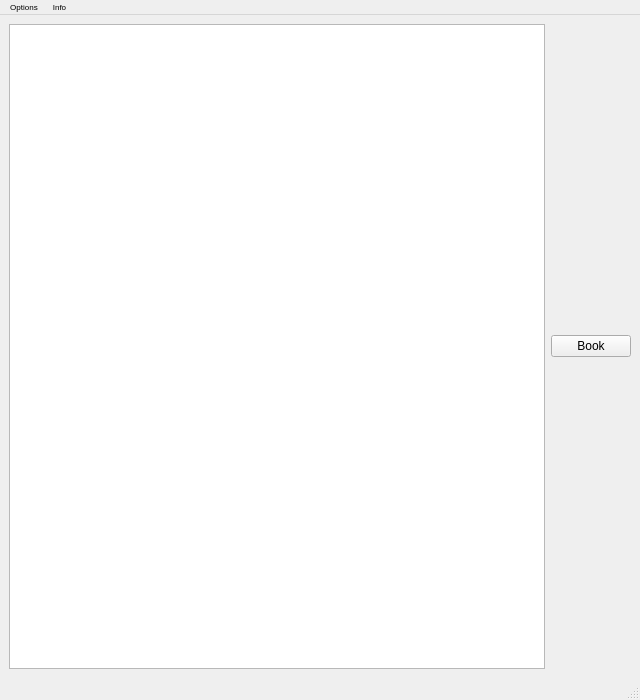
The window that mainwindow.ui (Tmroz21/Plane-Reservation-System) describes before a commit, drawn with Qt 5.
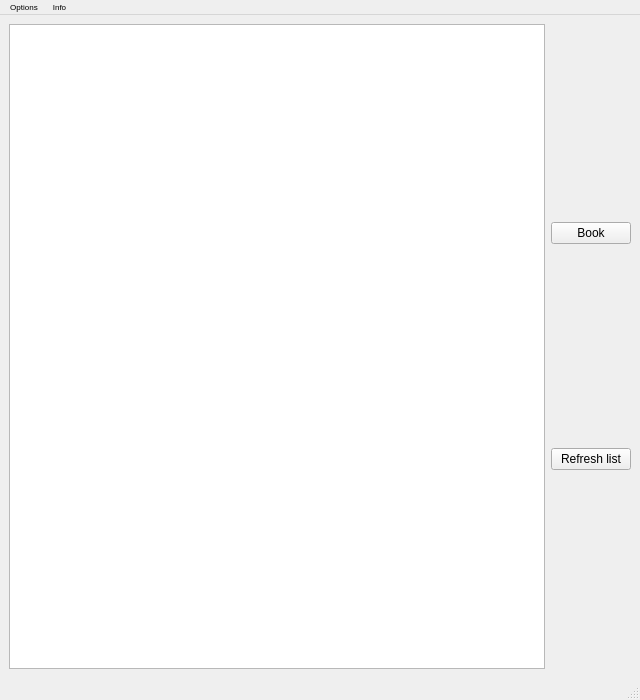
The same window after the commit.

Commit message: added refresh button, safet features to booking and add flight window

```diff
--- a/mainwindow.ui
+++ b/mainwindow.ui
@@ -31,6 +31,8 @@
      <widget class="QListWidget" name="listWidget"/>
     </item>
     <item>
+     <layout class="QVBoxLayout" name="verticalLayout">
+      <item>
      <widget class="QPushButton" name="pushButton">
       <property name="enabled">
        <bool>true</bool>
@@ -48,6 +50,15 @@
        <bool>false</bool>
       </property>
      </widget>
+      </item>
+      <item>
+       <widget class="QPushButton" name="pushButton_2">
+        <property name="text">
+         <string>Refresh list</string>
+        </property>
+       </widget>
+      </item>
+     </layout>
     </item>
    </layout>
   </widget>
```
Lines whose indentation alone changed are shown as unchanged. The commit also changes 4 other files.
